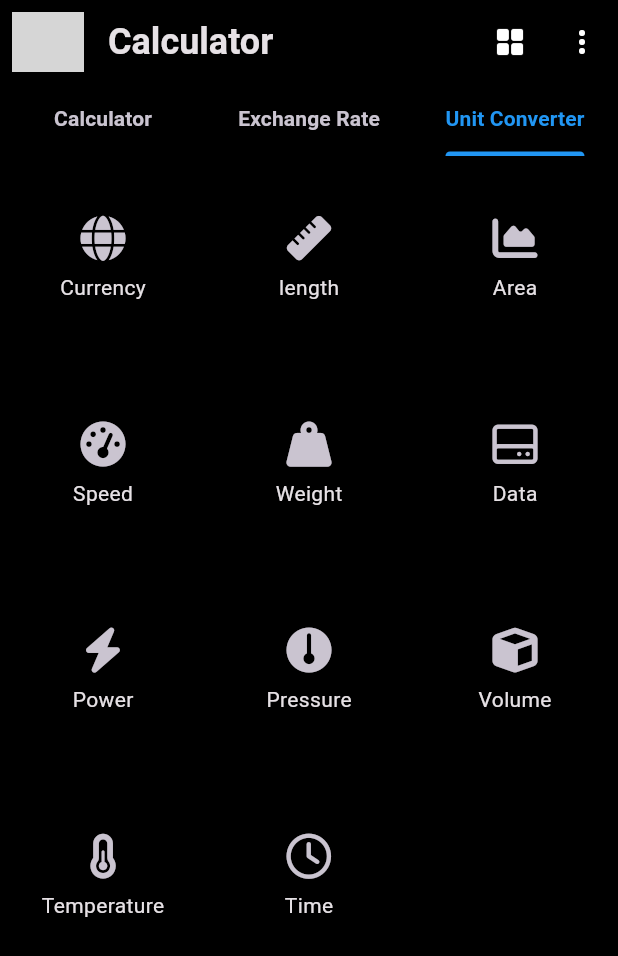
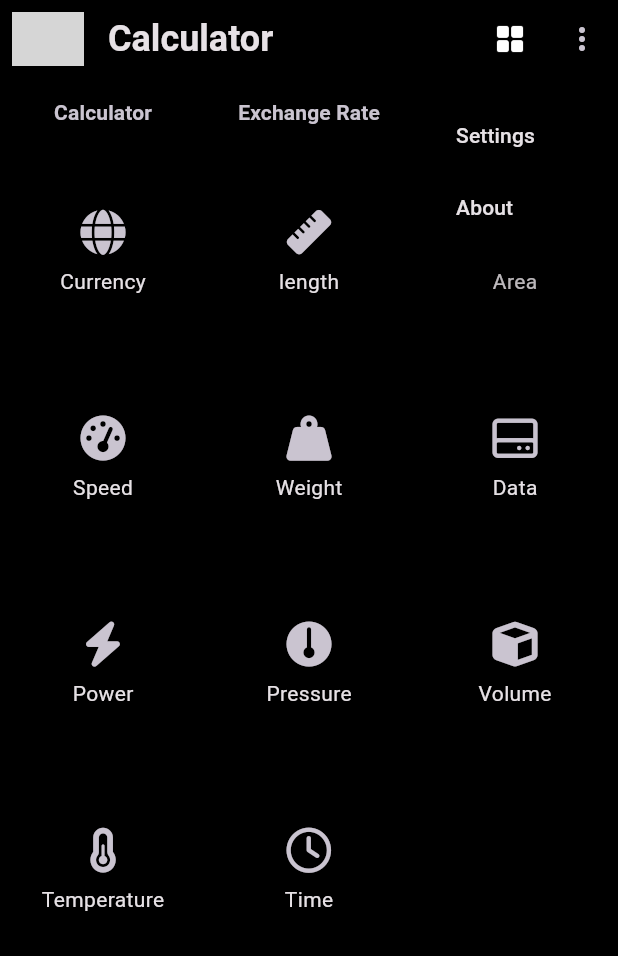
Before and after one commit to rajput-hemant/calculator, a Flutter app: the screen it shows after launch, tab 3 chosen, after a tap on the "more vert" icon, on a phone screen of 412 x 824 dp. Shown: the top 956 px of the screen. Run offline on Flutter 3.47's test engine with Material 2 defaults, Android fonts, the phone set to English and light mode, and no system bars; our stand-ins replace flutter_dotenv, font_awesome_flutter, math_expressions, shared_preferences; network calls fail; grey boxes are pictures that could not be loaded.

```diff
--- a/lib/main.dart
+++ b/lib/main.dart
@@ -4,7 +4,9 @@ import 'package:flutter_dotenv/flutter_dotenv.dart';
 
 import 'routes/routes.dart';
 import 'screens/screens.dart';
+import 'screens/settings_screen.dart';
 import 'theme/theme.dart';
+import 'widgets/tab_controller.dart';
 
 Future<void> main() async {
   await dotenv.load();
@@ -28,94 +30,7 @@ class Calculator extends StatelessWidget {
       theme: ThemeData(useMaterial3: true, colorScheme: lightColorScheme),
       darkTheme: ThemeData(useMaterial3: true, colorScheme: darkColorScheme),
       themeMode: ThemeMode.dark,
-      home: DefaultTabController(
-        initialIndex: 0,
-        length: 3,
-        child: Scaffold(
-          appBar: AppBar(
-            leading: Padding(
-              padding: const EdgeInsets.only(top: 8, left: 8, bottom: 8),
-              child: Image.asset("assets/images/app_icon.png"),
-            ),
-            title: const Text(
-              'Calculator',
-              style: TextStyle(
-                fontSize: 24,
-                fontWeight: FontWeight.w600,
-              ),
-            ),
-            actions: [
-              IconButton(
-                onPressed: () {},
-                icon: Image.asset(
-                  "assets/images/grid-light.png",
-                  width: 24,
-                  height: 24,
-                ),
-              ),
-              IconButton(
-                onPressed: () {},
-                icon: const Icon(Icons.more_vert, color: Colors.white),
-              ),
-            ],
-            bottom: const TabBar(
-              labelPadding: EdgeInsets.symmetric(horizontal: 8),
-              labelStyle: TextStyle(
-                fontWeight: FontWeight.w700,
-              ),
-              dividerColor: Colors.transparent,
-              tabs: [
-                Tab(
-                  text: "Calculator",
-                ),
-                Tab(
-                  text: "Exchange Rate",
-                ),
-                Tab(
-                  text: "Unit Converter",
-                ),
-              ],
-            ),
-          ),
-          body: const TabBarView(
-            children: [
-              // Column(
-              //   children: [
-              //     Expanded(
-              //       flex: 2,
-              //       child: Padding(
-              //         padding: EdgeInsets.all(8),
-              //         child: Column(
-              //           mainAxisAlignment: MainAxisAlignment.end,
-              //           crossAxisAlignment: CrossAxisAlignment.end,
-              //           children: [
-              //             TextField(
-              //               // controller: textEditingController,
-              //               keyboardType: TextInputType.none,
-              //               textAlign: TextAlign.right,
-              //               style: TextStyle(),
-              //               decoration: InputDecoration(
-              //                 border: InputBorder.none,
-              //               ),
-              //             ),
-              //             Text("result"),
-              //           ],
-              //         ),
-              //       ),
-              //     ),
-              //     Expanded(
-              //       flex: 3,
-              //       child: Keypad(),
-              //     )
-              //   ],
-              // ),
-              CalculatorScreen(),
-              ExchangeRateScreen(),
-              UnitConverterScreen(),
-            ],
-          ),
-        ),
-      ),
+      home: const TabViewController(),
       routes: {
         Routes.calculatorScreen: (context) => const CalculatorScreen(),
         Routes.unitConverterScreen: (context) => const UnitConverterScreen(),
@@ -127,8 +42,8 @@ class Calculator extends StatelessWidget {
             const WeightConversionScreen(),
         Routes.volumeConversionScreen: (context) =>
             const VolumeConversionScreen(),
-        // Routes.temperatureConversionScreen: (context) =>
-        // const TemperatureConversionScreen(),
+        Routes.temperatureConversionScreen: (context) =>
+            const TemperatureConversionScreen(),
         Routes.timeConversionScreen: (context) => const TimeConversionScreen(),
         Routes.speedConversionScreen: (context) =>
             const SpeedConversionScreen(),
@@ -137,6 +52,7 @@ class Calculator extends StatelessWidget {
             const PressureConversionScreen(),
         Routes.powerConversionScreen: (context) =>
             const PowerConversionScreen(),
+        Routes.settingsScreen: (context) => const SettingsScreen(),
       },
     );
   }
--- a/lib/models/models.dart
+++ b/lib/models/models.dart
@@ -1,7 +1,7 @@
 export 'area.dart';
 export 'currency.dart';
 export 'length.dart';
-// export 'temperature.dart';
+export 'temperature.dart';
 export 'unit.dart';
 export 'volume.dart';
 export 'weight.dart';
--- /dev/null
+++ b/lib/models/temperature.dart
@@ -0,0 +1,46 @@
+import 'models.dart';
+
+class Temperature implements Unit {
+  const Temperature({
+    required this.id,
+    required this.name,
+  });
+
+  @override
+  @override
+  final String id, name;
+  @override
+  double? get rate => null;
+  @override
+  String? get flag => null;
+  @override
+  String? get symbol => null;
+
+// Base Unit Celsius
+  static const temperatureList = [
+    Temperature(
+      id: '°C',
+      name: 'Celsius',
+    ),
+    Temperature(
+      id: '°F',
+      name: 'Fahrenheit',
+    ),
+    Temperature(
+      id: 'K',
+      name: 'Kelvin',
+    ),
+    Temperature(
+      id: 'R',
+      name: 'Rankine',
+    ),
+    Temperature(
+      id: '°Re',
+      name: 'Réaumur',
+    ),
+    Temperature(
+      id: '°Ro',
+      name: 'Rømer',
+    ),
+  ];
+}
--- a/lib/routes/routes.dart
+++ b/lib/routes/routes.dart
@@ -14,4 +14,6 @@ class Routes {
   static const String volumeConversionScreen = '/volume-conversion-screen';
   static const String weightConversionScreen = '/weight-conversion-screen';
   static const String selectUnitScreen = '/select-unit-screen';
+  static const String settingsScreen = '/settings-screen';
+  static const String aboutScreen = '/about-screen';
 }
--- a/lib/screens/screens.dart
+++ b/lib/screens/screens.dart
@@ -11,3 +11,4 @@ export 'unit_converter_screen.dart';
 export 'volume_conversion_screen.dart';
 export 'weight_conversion_screen.dart';
 export 'time_conversion_screen.dart';
+export 'temeprature_conversion_screen.dart';
--- a/lib/utils/money_coverter.dart
+++ b/lib/utils/money_coverter.dart
@@ -1,4 +1,3 @@
-import 'dart:async';
 import 'dart:convert';
 
 import 'package:http/http.dart' as http;
--- a/lib/widgets/keypad.dart
+++ b/lib/widgets/keypad.dart
@@ -482,7 +482,7 @@ class _KeypadState extends State<Keypad> {
                 ),
                 if (widget.isCalculator)
                   RoundButton(
-                    // isScientic: showScientific,
+                    isScientic: showScientific,
                     icon: FontAwesomeIcons.equals,
                     iconColor: Theme.of(context).colorScheme.surface,
                     backgroundColor: Theme.of(context).colorScheme.primary,
--- /dev/null
+++ b/lib/widgets/main_appbar.dart
@@ -0,0 +1,77 @@
+import 'package:flutter/material.dart';
+
+import '../routes/routes.dart';
+
+class MainAppBar extends StatelessWidget implements PreferredSizeWidget {
+  const MainAppBar({Key? key}) : super(key: key);
+
+  @override
+  Size get preferredSize => const Size.fromHeight(100);
+
+  @override
+  Widget build(BuildContext context) {
+    return AppBar(
+      leading: Padding(
+        padding: const EdgeInsets.only(top: 8, left: 8, bottom: 8),
+        child: Image.asset("assets/images/app_icon.png"),
+      ),
+      title: const Text(
+        'Calculator',
+        style: TextStyle(
+          fontSize: 24,
+          fontWeight: FontWeight.w600,
+        ),
+      ),
+      actions: [
+        IconButton(
+          onPressed: () {
+            Navigator.pushNamed(context, Routes.unitConverterScreen);
+          },
+          icon: Image.asset(
+            "assets/images/grid-light.png",
+            width: 24,
+            height: 24,
+          ),
+        ),
+        PopupMenuButton(
+          onSelected: (String? item) {
+            Navigator.pushNamed(context, "/${item!.toLowerCase()}-screen");
+          },
+          itemBuilder: (context) {
+            return ["Settings", "About"].map((String item) {
+              return PopupMenuItem(
+                value: item,
+                child: Text(item),
+              );
+            }).toList();
+          },
+          elevation: 30,
+          offset: Offset(0.0, AppBar().preferredSize.height),
+          shape: const RoundedRectangleBorder(
+            borderRadius: BorderRadius.all(
+              Radius.circular(8),
+            ),
+          ),
+        )
+      ],
+      bottom: const TabBar(
+        labelPadding: EdgeInsets.symmetric(horizontal: 8),
+        labelStyle: TextStyle(
+          fontWeight: FontWeight.w700,
+        ),
+        dividerColor: Colors.transparent,
+        tabs: [
+          Tab(
+            text: "Calculator",
+          ),
+          Tab(
+            text: "Exchange Rate",
+          ),
+          Tab(
+            text: "Unit Converter",
+          ),
+        ],
+      ),
+    );
+  }
+}
--- /dev/null
+++ b/lib/widgets/tab_controller.dart
@@ -0,0 +1,56 @@
+import 'package:flutter/material.dart';
+
+import '../screens/screens.dart';
+import 'main_appbar.dart';
+
+class TabViewController extends StatelessWidget {
+  const TabViewController({super.key});
+
+  @override
+  Widget build(BuildContext context) {
+    return const DefaultTabController(
+      initialIndex: 0,
+      length: 3,
+      child: Scaffold(
+        appBar: MainAppBar(),
+        body: TabBarView(
+          children: [
+            // Column(
+            //   children: [
+            //     Expanded(
+            //       flex: 2,
+            //       child: Padding(
+            //         padding: EdgeInsets.all(8),
+            //         child: Column(
+            //           mainAxisAlignment: MainAxisAlignment.end,
+            //           crossAxisAlignment: CrossAxisAlignment.end,
+            //           children: [
+            //             TextField(
+            //               // controller: textEditingController,
+            //               keyboardType: TextInputType.none,
+            //               textAlign: TextAlign.right,
+            //               style: TextStyle(),
+            //               decoration: InputDecoration(
+            //                 border: InputBorder.none,
+            //               ),
+            //             ),
+            //             Text("result"),
+            //           ],
+            //         ),
+            //       ),
+            //     ),
+            //     Expanded(
+            //       flex: 3,
+            //       child: Keypad(),
+            //     )
+            //   ],
+            // ),
+            CalculatorScreen(),
+            ExchangeRateScreen(),
+            UnitConverterScreen(),
+          ],
+        ),
+      ),
+    );
+  }
+}
```
Also changed, not shown: lib/models/currency.dart (+1 -10 lines), lib/screens/calculator_screen.dart (+11 -3 lines), lib/screens/exchange_rate_screen.dart (+19 -7 lines), lib/screens/settings_screen.dart (added, +17 -0 lines), lib/screens/temeprature_conversion_screen.dart (added, +198 -0 lines).
